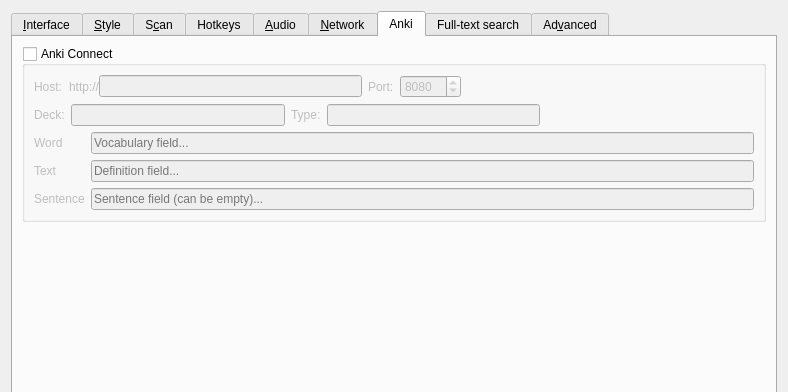
Before: the Qt Designer form src/ui/preferences.ui in xiaoyifang/goldendict-ng, drawn with Qt 5; both pictures show x 0 to 788 and y 0 to 392 of the 788 by 588 pixel window.
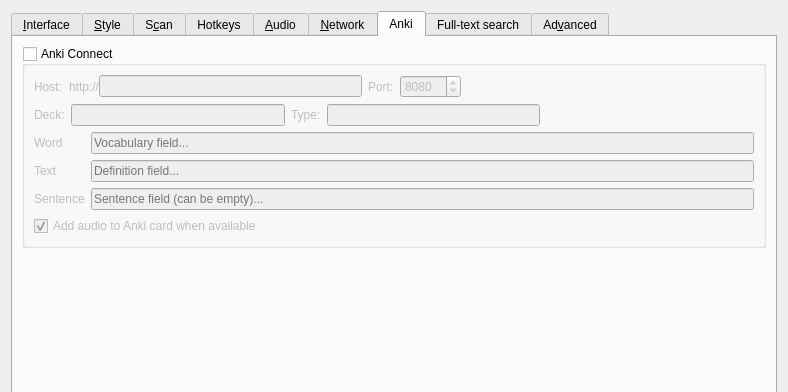
After: the same form once the commit is applied. The open tabs and pages were chosen to show the change. Icons and pictures are not drawn.

Commit message:
Add preference to disable automatic audio attachment in Anki cards (#3074)
* Add preference to disable automatic audio attachment in Anki cards

* [autofix.ci] apply automated fixes

* [autofix.ci] apply automated fixes (attempt 2/3)

---------

```diff
--- a/src/ui/preferences.ui
+++ b/src/ui/preferences.ui
@@ -1407,6 +1407,16 @@
             </item>
            </layout>
           </item>
+          <item>
+           <widget class="QCheckBox" name="ankiAddAudio">
+            <property name="text">
+             <string>Add audio to Anki card when available</string>
+            </property>
+            <property name="checked">
+             <bool>true</bool>
+            </property>
+           </widget>
+          </item>
          </layout>
         </widget>
        </item>
```
The commit also changes 6 other files.
